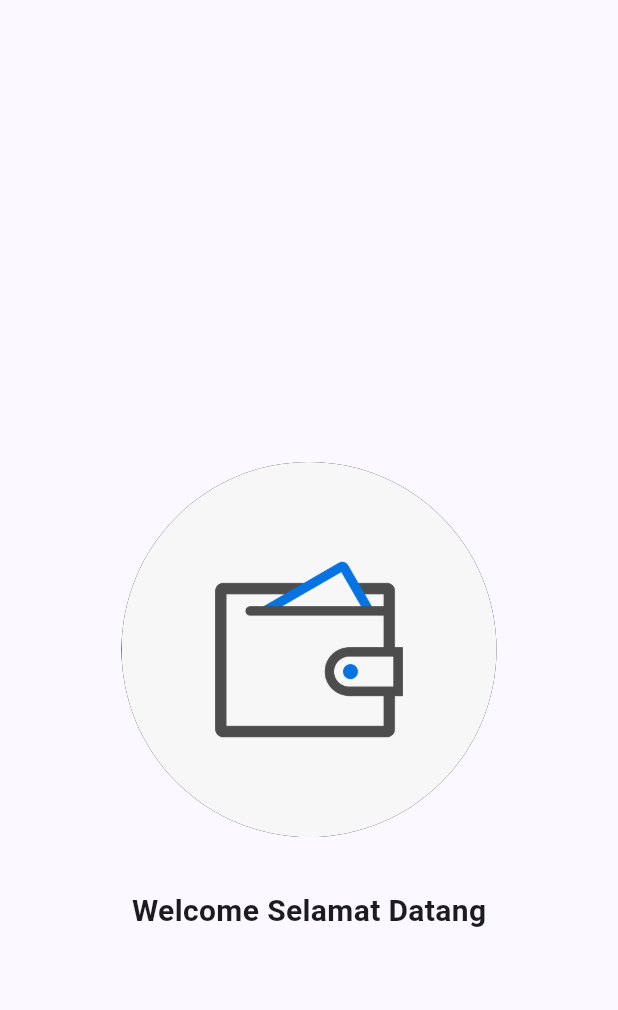
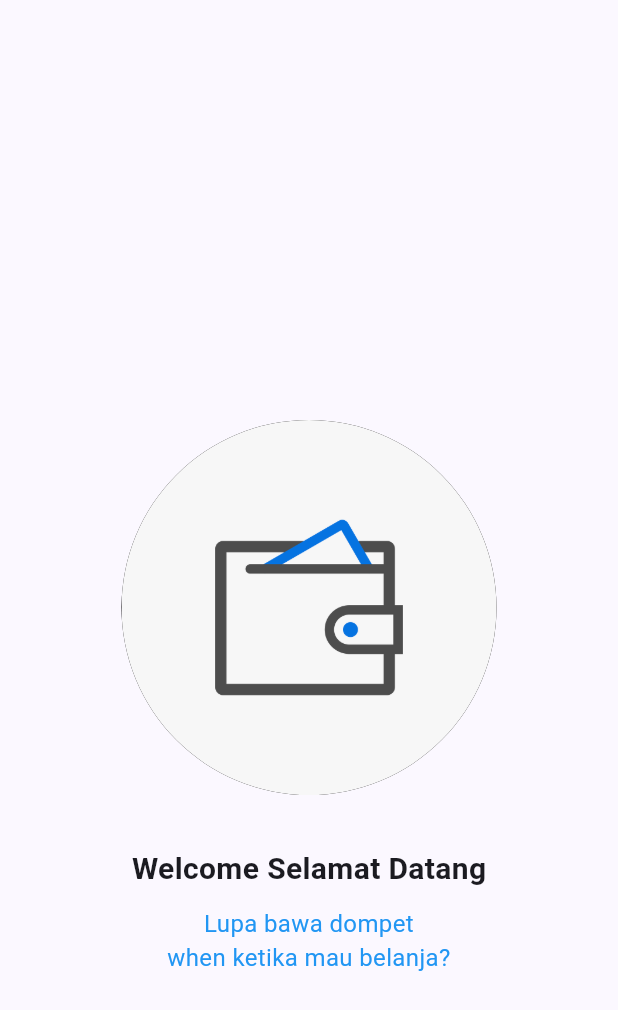
Before and after one commit to str122-xyz/Tugas-Week-6, a Flutter app: the screen it shows after launch, on a phone screen of 412 x 824 dp. Shown: the top 1010 px of the screen. Run offline on Flutter 3.47's test engine with Material 3 defaults, Android fonts, the phone set to English and light mode, and no system bars.

Commit message:
menambahkan subtitle teks di splash screen

```diff
--- a/lib/screen/splash_screen_1.dart
+++ b/lib/screen/splash_screen_1.dart
@@ -28,8 +28,18 @@ class SplashScreen1 extends StatelessWidget {
             ),
             SizedBox(height: 10),
             Text(
-              'Welcome Selamat Datang',
+              "Welcome Selamat Datang",
               style: TextStyle(fontSize: 20.0, fontWeight: FontWeight.bold),
+            ),
+            SizedBox(height: 10),
+            Text(
+              "Lupa bawa dompet \nwhen ketika mau belanja?",
+              textAlign: TextAlign.center,
+              style: TextStyle(
+                fontSize: 16.0,
+                color: Colors.blue,
+                fontWeight: FontWeight.normal,
+              ),
             ),
           ],
         ),
```
